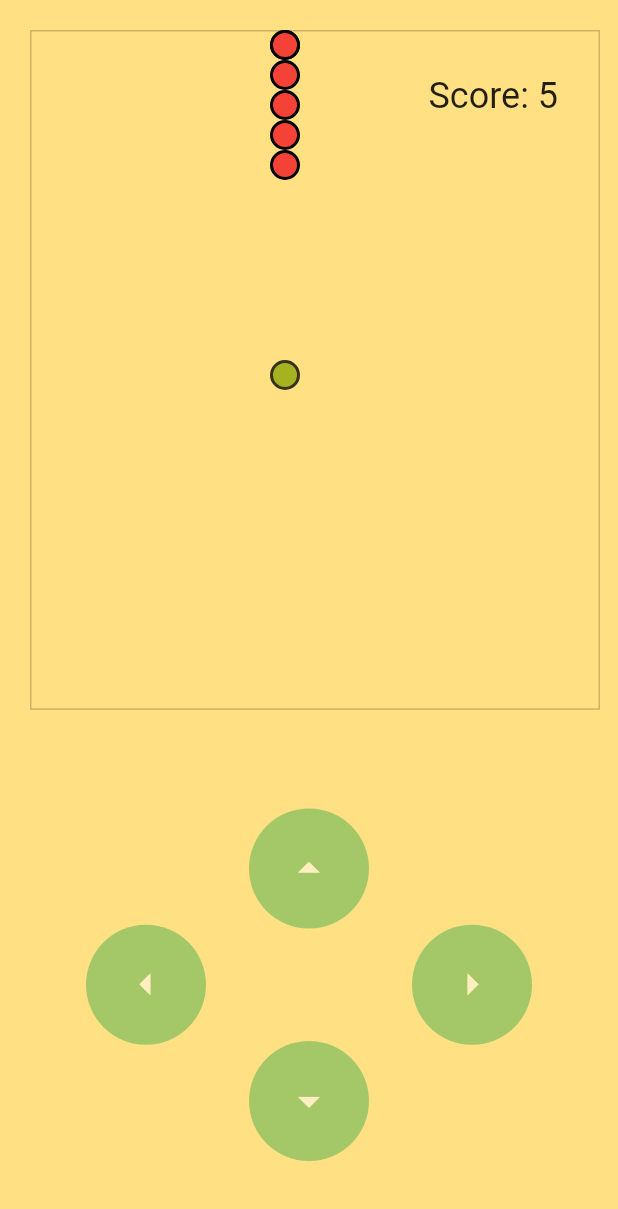
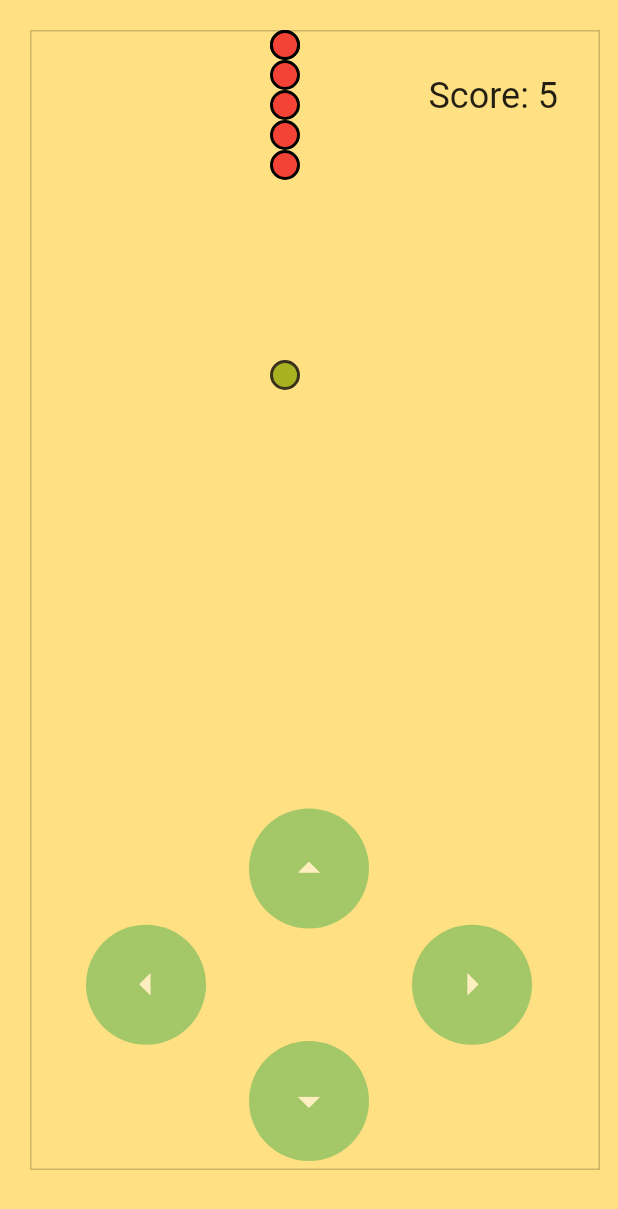
Before and after one commit to rohan165-boop/e-commerse, a Flutter app: the GamePage screen opened directly, on a phone screen of 412 x 824 dp. Shown: the top 1209 px of the screen. Run offline on Flutter 3.47's test engine with Material 2 defaults, Android fonts, the phone set to English and light mode, and no system bars; our stand-ins replace audioplayers, equatable, flutter_svg, font_awesome_flutter, glassmorphism, google_nav_bar; missing offline and left inert: image_sequence_animator; project files that could hold a hidden picture were left out.

Commit message:
snack game minor change

```diff
--- a/lib/custom_practice/image_sequence/image_sequence_screen.dart
+++ b/lib/custom_practice/image_sequence/image_sequence_screen.dart
@@ -101,7 +101,7 @@ class _ImageSequenceHomeScreenState extends State<ImageSequenceHomeScreen> {
                       60,
                       key: const Key("online"),
                       fullPaths: _useFullPaths ? _fullPathsOffline : null,
-                      isAutoPlay: true,
+                      isAutoPlay: false,
                       isOnline: true,
                       // color: color1,
                       onReadyToPlay: onOnlineReadyToPlay,
--- a/lib/custom_practice/snake_game.dart/control_panel.dart
+++ b/lib/custom_practice/snake_game/control_panel.dart
@@ -1,4 +1,4 @@
-import 'package:ecommerse/custom_practice/snake_game.dart/control_button.dart';
+import 'package:ecommerse/custom_practice/snake_game/control_button.dart';
 import 'package:flutter/material.dart';
 
 import 'direction.dart';
--- a/lib/custom_practice/snake_game.dart/game.dart
+++ b/lib/custom_practice/snake_game/game.dart
@@ -75,7 +75,8 @@ class _GamePageState extends State<GamePage> {
   Offset getRandomPositionWithinRange() {
     int posX = Random().nextInt(upperBoundX!) + lowerBoundX!;
     int posY = Random().nextInt(upperBoundY!) + lowerBoundY!;
-    return Offset(roundToNearestTens(posX).toDouble(), roundToNearestTens(posY).toDouble());
+    return Offset(roundToNearestTens(posX).toDouble(),
+        roundToNearestTens(posY).toDouble());
   }
 
   bool detectCollision(Offset position) {
@@ -121,7 +122,8 @@ class _GamePageState extends State<GamePage> {
               },
               child: const Text(
                 "Restart",
-                style: TextStyle(color: Colors.white, fontWeight: FontWeight.bold),
+                style:
+                    TextStyle(color: Colors.white, fontWeight: FontWeight.bold),
               ),
             ),
           ],
@@ -135,7 +137,8 @@ class _GamePageState extends State<GamePage> {
 
     if (detectCollision(position) == true) {
       if (timer != null && timer!.isActive) timer!.cancel();
-      await Future.delayed(const Duration(milliseconds: 500), () => showGameOverDialog());
+      await Future.delayed(
+          const Duration(milliseconds: 500), () => showGameOverDialog());
       return position;
     }
 
@@ -248,8 +251,8 @@ class _GamePageState extends State<GamePage> {
       left: lowerBoundX!.toDouble(),
       child: Container(
         width: (upperBoundX! - lowerBoundX! + step).toDouble(),
-        // height: (upperBoundY! - lowerBoundY! + step).toDouble(),
-        height: MediaQuery.of(context).size.height * 0.55,
+        height: (upperBoundY! - lowerBoundY! - step).toDouble(),
+        // height: MediaQuery.of(context).size.height * 0.55,
         decoration: BoxDecoration(
           border: Border.all(
             color: Colors.black.withOpacity(0.2),
@@ -289,8 +292,8 @@ class _GamePageState extends State<GamePage> {
                 children: getPieces(),
               ),
               food!,
+              getScore(),
               getControls(),
-              getScore(),
             ],
           ),
         ),
--- a/lib/features/apps_practice/model/app_model.dart
+++ b/lib/features/apps_practice/model/app_model.dart
@@ -9,7 +9,7 @@ import 'package:ecommerse/custom_practice/guitar_drawer_3d/guitar_drawer_3d.dart
 import 'package:ecommerse/custom_practice/image_sequence/image_sequence_screen.dart';
 import 'package:ecommerse/custom_practice/piano_tile/piano_home.dart';
 import 'package:ecommerse/custom_practice/route_transition/firt_page.dart';
-import 'package:ecommerse/custom_practice/snake_game.dart/game.dart';
+import 'package:ecommerse/custom_practice/snake_game/game.dart';
 import 'package:ecommerse/custom_practice/sy_expedition_travel_challenge/main_page.dart';
 import 'package:ecommerse/custom_practice/ui_challenge/ui_home.dart';
 import 'package:ecommerse/custom_practice/vertical_parallax/vertical_parallax.dart';
--- a/lib/features/wish_list/view/wish_list_screen.dart
+++ b/lib/features/wish_list/view/wish_list_screen.dart
@@ -2,7 +2,7 @@ import 'package:ecommerse/custom_practice/custom_ticket_ui/ticket_homepage.dart'
 import 'package:ecommerse/custom_practice/flight_survey/flight_survay.dart';
 import 'package:ecommerse/custom_practice/piano_tile/piano_home.dart';
 import 'package:ecommerse/custom_practice/route_transition/firt_page.dart';
-import 'package:ecommerse/custom_practice/snake_game.dart/game.dart';
+import 'package:ecommerse/custom_practice/snake_game/game.dart';
 import 'package:ecommerse/custom_practice/sy_expedition_travel_challenge/main_page.dart';
 import 'package:ecommerse/custom_practice/ui_challenge/ui_home.dart';
 import 'package:ecommerse/custom_practice/weather/ui/weather_home.dart';
```
Also changed, not shown: lib/custom_practice/snake_game/control_button.dart (renamed from lib/custom_practice/snake_game.dart/control_button.dart), lib/custom_practice/snake_game/direction.dart (renamed from lib/custom_practice/snake_game.dart/direction.dart), lib/custom_practice/snake_game/direction_type.dart (renamed from lib/custom_practice/snake_game.dart/direction_type.dart), lib/custom_practice/snake_game/piece.dart (renamed from lib/custom_practice/snake_game.dart/piece.dart).
